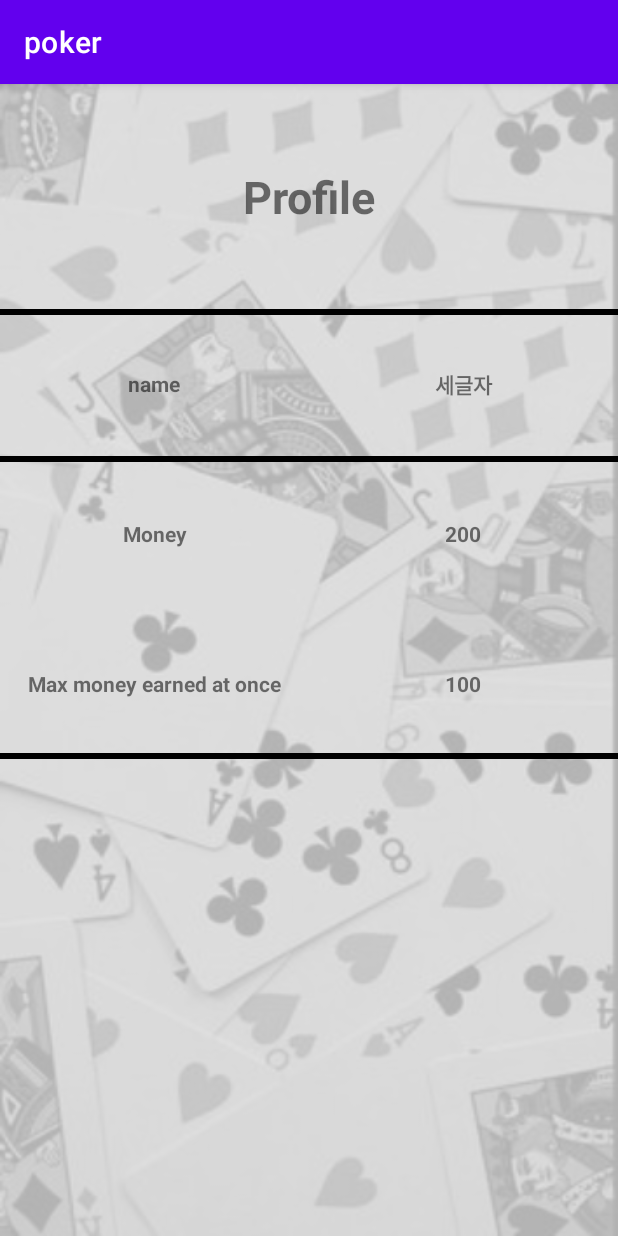
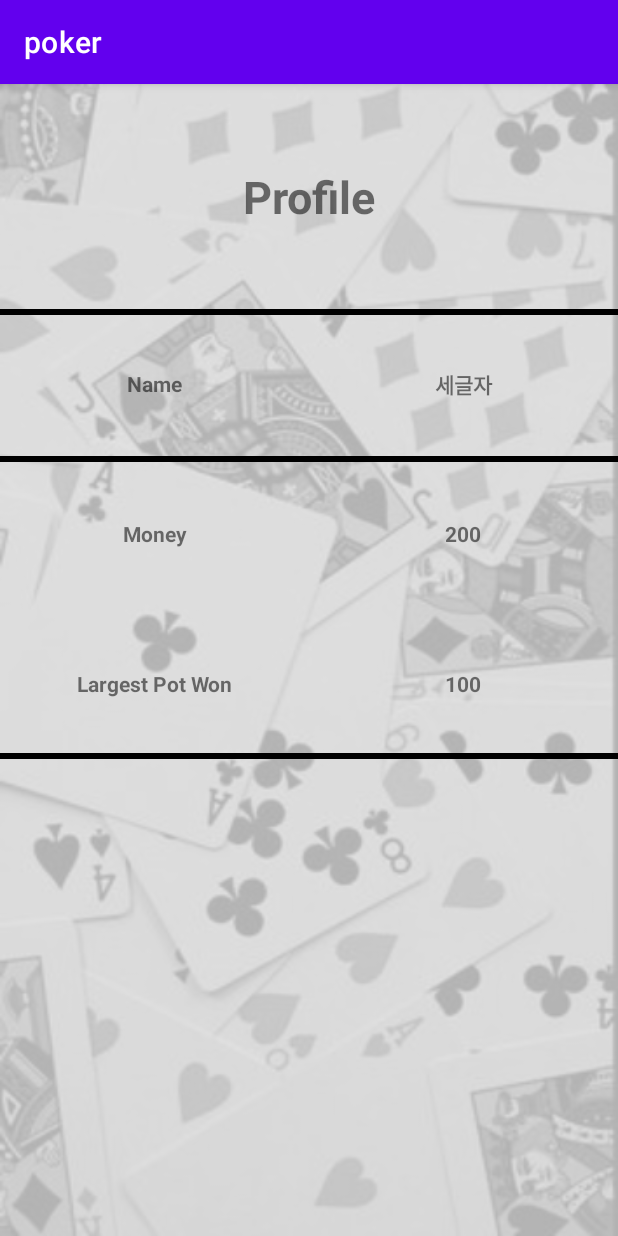
Before and after one commit to leejy12/poker, an Android app: the MyInfoActivity screen opened directly, with no data from a screen before it, on a phone screen of 412 x 824 dp. Run offline under Robolectric (Android 15) with nearby library versions, the phone set to English and light mode, and no system bars; our stand-ins replace Volley; network calls fail.

Commit message:
get myinfo

```diff
--- a/app/src/main/java/com/example/poker/MyInfoActivity.kt
+++ b/app/src/main/java/com/example/poker/MyInfoActivity.kt
@@ -2,29 +2,36 @@ package com.example.poker
 
 import androidx.appcompat.app.AppCompatActivity
 import android.os.Bundle
-import com.example.poker.Data.ResponseType
-import com.example.poker.Data.User
-import java.io.IOException
+import android.util.Log
+import android.widget.TextView
+import com.android.volley.Request
+import com.android.volley.toolbox.JsonArrayRequest
+import com.android.volley.toolbox.Volley
 
 class MyInfoActivity : AppCompatActivity() {
-    lateinit var username: String
-    private var user: User? = null
-
-
     override fun onCreate(savedInstanceState: Bundle?) {
         super.onCreate(savedInstanceState)
         setContentView(R.layout.activity_my_info)
+
+        val nameTextView = findViewById<TextView>(R.id.name)
+        val chipCountTextView = findViewById<TextView>(R.id.chipCount)
+        val bestWinTextView = findViewById<TextView>(R.id.bestWin)
+
+        val queue = Volley.newRequestQueue(this)
+        val url = "${IP.getIP()}/player/name/${Global.currentPlayerName}"
+
+        val jsonArrayRequest = JsonArrayRequest(Request.Method.GET,
+            url,
+            null,
+            { response ->
+                nameTextView.text = response.getJSONObject(0).getString("name")
+                chipCountTextView.text = response.getJSONObject(0).getString("chip_count")
+                bestWinTextView.text = response.getJSONObject(0).getString("best_win")
+            },
+            { error -> Log.d("why?", error.message.toString())}
+        )
+
+        jsonArrayRequest.setShouldCache(false)
+        queue.add(jsonArrayRequest)
     }
-
-    private fun initUser() {
-        username = intent.getStringExtra("id").toString()
-//        Log.d(TAG, "$userId")
-
-        getUser(username!!)
-    }
-
-    private fun getUser(id: String) {
-
-    }
-
 }
--- a/app/src/main/res/layout/activity_my_info.xml
+++ b/app/src/main/res/layout/activity_my_info.xml
@@ -10,12 +10,13 @@
         android:layout_height="match_parent"
         android:background="@drawable/profileback"
         android:alpha="0.3"/>
+
     <RelativeLayout
         android:layout_width="match_parent"
         android:layout_height="match_parent"
         tools:layout_editor_absoluteX="0dp"
-        tools:layout_editor_absoluteY="0dp"
-        >
+        tools:layout_editor_absoluteY="0dp" >
+
         <LinearLayout
             android:id="@+id/profile"
             android:layout_width="match_parent"
@@ -32,7 +33,6 @@
 
         </LinearLayout>
 
-
         <LinearLayout
             android:id="@+id/nameLinearLayout"
             android:layout_width="match_parent"
@@ -45,7 +45,7 @@
                 android:layout_height="match_parent"
                 android:layout_weight="1"
                 android:gravity="center"
-                android:text="name"
+                android:text="Name"
                 android:textStyle="bold" />
 
             <TextView
@@ -56,6 +56,7 @@
                 android:gravity="center"
                 android:text="세글자"
                 android:textStyle="bold" />
+
         </LinearLayout>
 
         <GridLayout
@@ -80,22 +81,22 @@
                 android:layout_width="0dp"
                 android:layout_rowWeight="1"
                 android:layout_columnWeight="1"
+                android:id="@+id/chipCount"
                 android:gravity="center"
                 android:text="200"
                 android:textStyle="bold" />
 
 
             <TextView
-                android:id="@+id/win"
                 android:layout_width="0dp"
                 android:layout_rowWeight="1"
                 android:layout_columnWeight="1"
                 android:gravity="center"
-                android:text="Max money earned at once"
+                android:text="Largest Pot Won"
                 android:textStyle="bold" />
 
             <TextView
-                android:id="@+id/lose"
+                android:id="@+id/bestWin"
                 android:layout_width="0dp"
                 android:layout_rowWeight="1"
                 android:layout_columnWeight="1"
```
